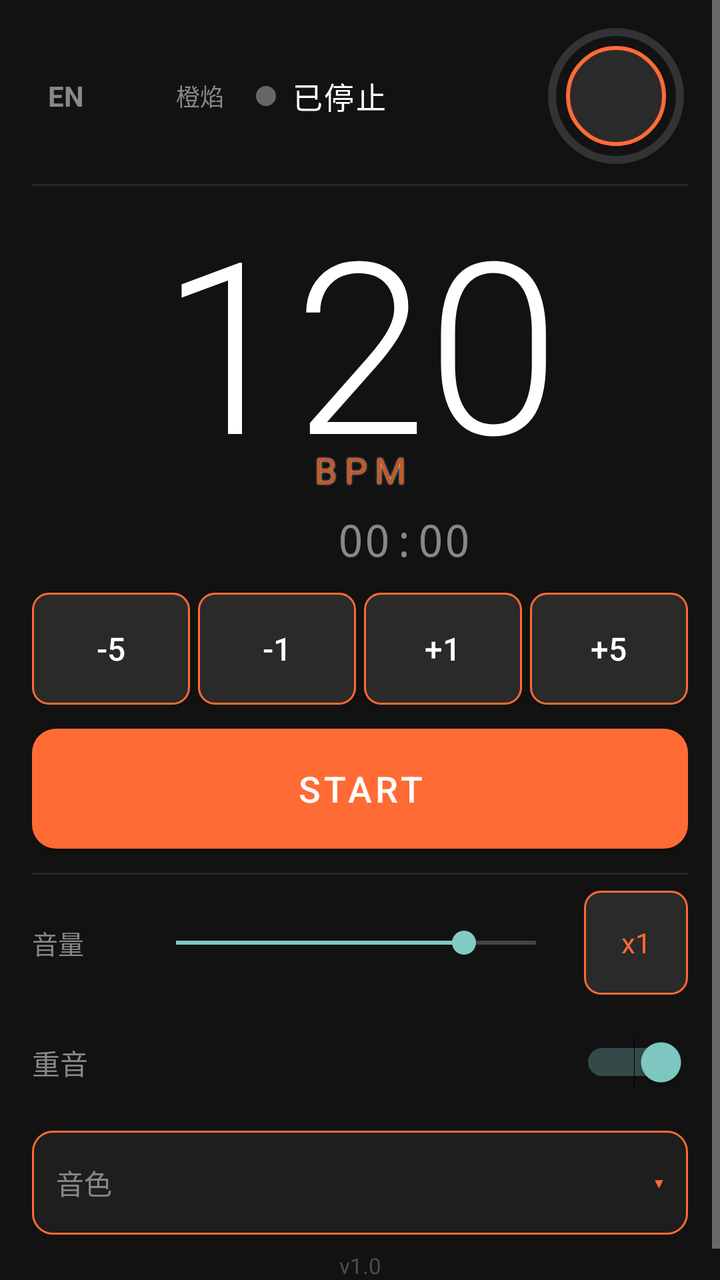
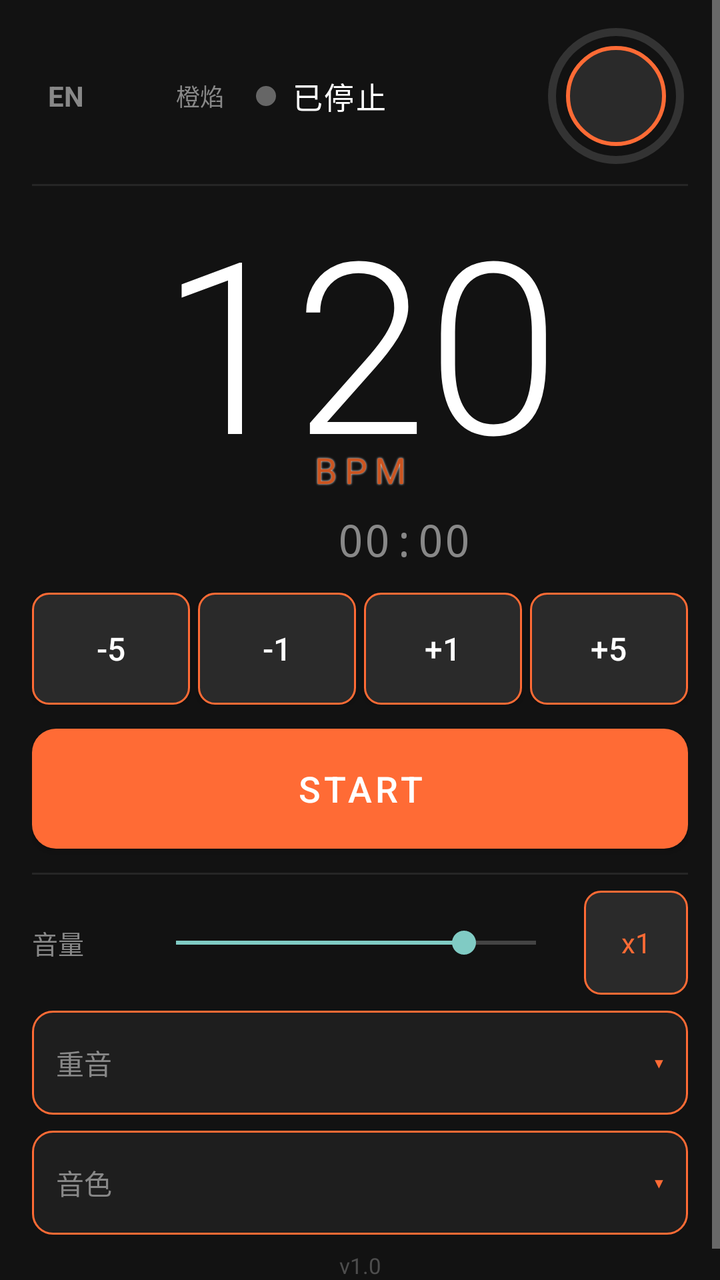

Screens rendered from an Android XML layout before and after an edit, with the pre-edit source and the edit as a unified diff.
<!-- AndroidManifest.xml: application theme Theme.RunBeatPro -->
<!-- res/layout/activity_main.xml -->
<?xml version="1.0" encoding="utf-8"?>
<ScrollView xmlns:android="http://schemas.android.com/apk/res/android"
    android:layout_width="match_parent"
    android:layout_height="match_parent"
    android:background="@color/background"
    android:fillViewport="true">

<LinearLayout
    android:layout_width="match_parent"
    android:layout_height="wrap_content"
    android:orientation="vertical"
    android:paddingHorizontal="16dp"
    android:paddingTop="12dp"
    android:paddingBottom="16dp">

    
    <LinearLayout
        android:id="@+id/layoutStatusBar"
        android:layout_width="match_parent"
        android:layout_height="wrap_content"
        android:orientation="horizontal"
        android:gravity="center_vertical"
        android:layout_marginBottom="8dp">

        <TextView
            android:id="@+id/btnLangToggle"
            android:layout_width="wrap_content"
            android:layout_height="wrap_content"
            android:padding="8dp"
            android:text="@string/lang_toggle"
            android:textColor="@color/textSecondary"
            android:textSize="14sp"
            android:textStyle="bold"
            android:background="?attr/selectableItemBackground"
            android:clickable="true"
            android:focusable="true"
            android:layout_marginEnd="8dp" />

        
        <LinearLayout
            android:id="@+id/layoutTheme"
            android:layout_width="wrap_content"
            android:layout_height="wrap_content"
            android:orientation="horizontal"
            android:gravity="center_vertical"
            android:clickable="true"
            android:focusable="true"
            android:background="?attr/selectableItemBackground"
            android:padding="4dp"
            android:layout_marginEnd="12dp">

            <View
                android:id="@+id/btnThemeColor"
                android:layout_width="20dp"
                android:layout_height="20dp"
                android:layout_marginEnd="6dp" />

            <TextView
                android:id="@+id/tvThemeName"
                android:layout_width="wrap_content"
                android:layout_height="wrap_content"
                android:text="橙焰"
                android:textColor="@color/textSecondary"
                android:textSize="12sp" />
        </LinearLayout>

        <View
            android:id="@+id/viewStatusDot"
            android:layout_width="10dp"
            android:layout_height="10dp"
            android:layout_marginEnd="8dp"
            android:background="@drawable/status_dot" />

        <TextView
            android:id="@+id/tvStatus"
            android:layout_width="0dp"
            android:layout_height="wrap_content"
            android:layout_weight="1"
            android:text="@string/status_stopped"
            android:textColor="@color/textPrimary"
            android:textSize="15sp"
            android:letterSpacing="0.05" />

        <FrameLayout
            android:layout_width="72dp"
            android:layout_height="72dp">

            <ProgressBar
                android:id="@+id/unlockProgress"
                style="?android:attr/progressBarStyleHorizontal"
                android:layout_width="match_parent"
                android:layout_height="match_parent"
                android:progressDrawable="@drawable/circular_progress"
                android:max="2000"
                android:progress="0"
                android:clickable="false"
                android:focusable="false" />

            <View
                android:layout_width="50dp"
                android:layout_height="50dp"
                android:layout_gravity="center"
                android:background="@drawable/btn_lock"
                android:clickable="false"
                android:focusable="false" />

            <Button
                android:id="@+id/btnLock"
                android:layout_width="match_parent"
                android:layout_height="match_parent"
                android:background="?attr/selectableItemBackgroundBorderless"
                android:contentDescription="Lock screen"
                android:text="" />

        </FrameLayout>

    </LinearLayout>

    <View
        android:layout_width="match_parent"
        android:layout_height="1dp"
        android:background="#262626"
        android:layout_marginBottom="8dp" />

    
    <FrameLayout
        android:layout_width="match_parent"
        android:layout_height="wrap_content"
        android:layout_marginBottom="4dp">

        <TextView
            android:id="@+id/tvBpm"
            android:layout_width="match_parent"
            android:layout_height="150dp"
            android:text="120"
            android:textColor="@color/textPrimary"
            android:textSize="120sp"
            android:fontFamily="sans-serif-light"
            android:gravity="center"
            android:maxLines="1"
            android:autoSizeTextType="uniform"
            android:autoSizeMinTextSize="64sp"
            android:autoSizeMaxTextSize="120sp"
            android:autoSizeStepGranularity="4sp"
            android:includeFontPadding="false" />

        <TextView
            android:id="@+id/tvBpmLabel"
            android:layout_width="match_parent"
            android:layout_height="wrap_content"
            android:text="@string/label_bpm"
            android:textColor="@color/colorPrimaryVariant"
            android:textSize="18sp"
            android:letterSpacing="0.2"
            android:gravity="center_horizontal"
            android:layout_gravity="bottom"
            android:layout_marginBottom="4dp"
            android:shadowColor="#FFFFFF"
            android:shadowRadius="2"
            android:shadowDx="0"
            android:shadowDy="0" />

    </FrameLayout>

    
    <LinearLayout
        android:layout_width="match_parent"
        android:layout_height="wrap_content"
        android:orientation="horizontal"
        android:gravity="center_vertical"
        android:layout_marginBottom="12dp">

        <Space
            android:layout_width="44dp"
            android:layout_height="wrap_content" />

        <TextView
            android:id="@+id/tvTimer"
            android:layout_width="0dp"
            android:layout_height="wrap_content"
            android:layout_weight="1"
            android:text="00:00"
            android:textColor="@color/textSecondary"
            android:textSize="22sp"
            android:fontFamily="monospace"
            android:gravity="center" />

        <TextView
            android:id="@+id/btnRestart"
            android:layout_width="44dp"
            android:layout_height="44dp"
            android:text="↻"
            android:textColor="@color/textSecondary"
            android:textSize="22sp"
            android:gravity="center"
            android:background="@drawable/btn_bpm_control"
            android:clickable="true"
            android:focusable="true"
            android:visibility="gone" />

    </LinearLayout>

    
    <LinearLayout
        android:id="@+id/layoutBpmControls"
        android:layout_width="match_parent"
        android:layout_height="wrap_content"
        android:orientation="horizontal"
        android:layout_marginBottom="12dp">

        <Button
            android:id="@+id/btnBpmMinus5"
            android:layout_width="0dp"
            android:layout_height="56dp"
            android:layout_weight="1"
            android:text="-5"
            android:textColor="@color/textPrimary"
            android:textSize="16sp"
            android:background="@drawable/btn_bpm_control"
            android:layout_marginEnd="4dp" />

        <Button
            android:id="@+id/btnBpmMinus1"
            android:layout_width="0dp"
            android:layout_height="56dp"
            android:layout_weight="1"
            android:text="-1"
            android:textColor="@color/textPrimary"
            android:textSize="16sp"
            android:background="@drawable/btn_bpm_control"
            android:layout_marginEnd="4dp" />

        <Button
            android:id="@+id/btnBpmPlus1"
            android:layout_width="0dp"
            android:layout_height="56dp"
            android:layout_weight="1"
            android:text="+1"
            android:textColor="@color/textPrimary"
            android:textSize="16sp"
            android:background="@drawable/btn_bpm_control"
            android:layout_marginEnd="4dp" />

        <Button
            android:id="@+id/btnBpmPlus5"
            android:layout_width="0dp"
            android:layout_height="56dp"
            android:layout_weight="1"
            android:text="+5"
            android:textColor="@color/textPrimary"
            android:textSize="16sp"
            android:background="@drawable/btn_bpm_control" />

    </LinearLayout>

    
    <Button
        android:id="@+id/btnStartPause"
        android:layout_width="match_parent"
        android:layout_height="60dp"
        android:text="START"
        android:textColor="@color/textPrimary"
        android:textSize="18sp"
        android:letterSpacing="0.1"
        android:background="@drawable/btn_start_pause"
        android:layout_marginBottom="12dp" />

    <View
        android:layout_width="match_parent"
        android:layout_height="1dp"
        android:background="#262626"
        android:layout_marginBottom="8dp" />

    
    <LinearLayout
        android:layout_width="match_parent"
        android:layout_height="wrap_content"
        android:orientation="horizontal"
        android:gravity="center_vertical"
        android:layout_marginBottom="8dp">

        <TextView
            android:id="@+id/tvTickVolumeLabel"
            android:layout_width="56dp"
            android:layout_height="wrap_content"
            android:text="@string/label_volume"
            android:textColor="@color/textSecondary"
            android:textSize="13sp" />

        <SeekBar
            android:id="@+id/seekTickVolume"
            android:layout_width="0dp"
            android:layout_height="wrap_content"
            android:layout_weight="1"
            android:max="100"
            android:progress="80"
            android:layout_marginEnd="8dp" />

        <TextView
            android:id="@+id/btnGain"
            android:layout_width="52dp"
            android:layout_height="52dp"
            android:text="x1"
            android:textColor="@color/accent"
            android:textSize="14sp"
            android:gravity="center"
            android:background="@drawable/btn_bpm_control_ripple"
            android:clickable="true"
            android:focusable="true" />

    </LinearLayout>

    
    <LinearLayout
        android:id="@+id/layoutParams"
        android:layout_width="match_parent"
        android:layout_height="52dp"
        android:orientation="horizontal"
        android:gravity="center_vertical"
        android:layout_marginBottom="8dp">

        <TextView
            android:id="@+id/tvAccentLabel"
            android:layout_width="0dp"
            android:layout_height="wrap_content"
            android:layout_weight="1"
            android:text="@string/label_accent"
            android:textColor="@color/textSecondary"
            android:textSize="14sp" />

        <Switch
            android:id="@+id/switchAccent"
            android:layout_width="wrap_content"
            android:layout_height="wrap_content"
            android:checked="true" />

    </LinearLayout>

    
    <LinearLayout
        android:id="@+id/layoutTimbre"
        android:layout_width="match_parent"
        android:layout_height="52dp"
        android:orientation="horizontal"
        android:gravity="center_vertical"
        android:background="@drawable/bg_selector_row"
        android:clickable="true"
        android:focusable="true"
        android:paddingHorizontal="12dp"
        android:layout_marginBottom="8dp">

        <TextView
            android:layout_width="wrap_content"
            android:layout_height="wrap_content"
            android:text="@string/label_timbre"
            android:textColor="@color/textSecondary"
            android:textSize="14sp"
            android:layout_marginEnd="8dp" />

        <Space
            android:layout_width="0dp"
            android:layout_height="wrap_content"
            android:layout_weight="1" />

        <TextView
            android:id="@+id/tvTimbreName"
            android:layout_width="wrap_content"
            android:layout_height="wrap_content"
            android:text=""
            android:textColor="@color/accent"
            android:textSize="14sp"
            android:textStyle="bold" />

        <TextView
            android:id="@+id/tvTimbreArrow"
            android:layout_width="wrap_content"
            android:layout_height="wrap_content"
            android:text="  ▾"
            android:textColor="@color/accent"
            android:textSize="14sp" />

    </LinearLayout>

    
    <TextView
        android:id="@+id/tvBuildInfo"
        android:layout_width="match_parent"
        android:layout_height="wrap_content"
        android:text="v1.0"
        android:textColor="@color/textSecondary"
        android:textSize="11sp"
        android:gravity="center"
        android:alpha="0.5" />

</LinearLayout>
</ScrollView>
<!-- resources referenced by this layout -->
<resources>
  <color name="accent">#FF6B35</color>
  <color name="background">#121212</color>
  <color name="colorPrimaryVariant">#CC5520</color>
  <color name="textPrimary">#FFFFFF</color>
  <color name="textSecondary">#888888</color>
  <!-- drawable bg_selector_row (drawable) -->
  <?xml version="1.0" encoding="utf-8"?>
  <ripple xmlns:android="http://schemas.android.com/apk/res/android"
      android:color="#44FF6B35">
      <item>
          <shape android:shape="rectangle">
              <solid android:color="#1E1E1E" />
              <corners android:radius="10dp" />
              <stroke android:width="1dp" android:color="#FF6B35" />
          </shape>
      </item>
  </ripple>
  <!-- drawable btn_bpm_control (drawable) -->
  <?xml version="1.0" encoding="utf-8"?>
  <shape xmlns:android="http://schemas.android.com/apk/res/android">
      <solid android:color="#2A2A2A" />
      <corners android:radius="8dp" />
      <stroke android:width="1dp" android:color="#FF6B35" />
  </shape>
  <!-- drawable btn_bpm_control_ripple (drawable) -->
  <?xml version="1.0" encoding="utf-8"?>
  <ripple xmlns:android="http://schemas.android.com/apk/res/android"
      android:color="#FF6B35">
      <item android:id="@android:id/mask">
          <shape>
              <solid android:color="#FFFFFF" />
              <corners android:radius="8dp" />
          </shape>
      </item>
      <item>
          <shape>
              <solid android:color="#2A2A2A" />
              <corners android:radius="8dp" />
              <stroke android:width="1dp" android:color="#FF6B35" />
          </shape>
      </item>
  </ripple>
  <!-- drawable btn_lock (drawable) -->
  <?xml version="1.0" encoding="utf-8"?>
  <shape xmlns:android="http://schemas.android.com/apk/res/android"
      android:shape="oval">
      <solid android:color="#2A2A2A" />
      <stroke android:width="2dp" android:color="#FF6B35" />
  </shape>
  <!-- drawable btn_start_pause (drawable) -->
  <?xml version="1.0" encoding="utf-8"?>
  <shape xmlns:android="http://schemas.android.com/apk/res/android">
      <solid android:color="#FF6B35" />
      <corners android:radius="12dp" />
  </shape>
  <!-- drawable circular_progress (drawable) -->
  <?xml version="1.0" encoding="utf-8"?>
  <layer-list xmlns:android="http://schemas.android.com/apk/res/android">
      <item android:id="@android:id/background">
          <shape android:shape="ring"
              android:innerRadius="30dp"
              android:thickness="4dp"
              android:useLevel="false">
              <solid android:color="#333333" />
          </shape>
      </item>
      <item android:id="@android:id/progress">
          <rotate android:fromDegrees="-90" android:toDegrees="270">
              <shape android:shape="ring"
                  android:innerRadius="30dp"
                  android:thickness="4dp"
                  android:useLevel="true">
                  <solid android:color="@color/colorPrimary" />
              </shape>
          </rotate>
      </item>
  </layer-list>
  <!-- drawable status_dot (drawable) -->
  <?xml version="1.0" encoding="utf-8"?>
  <shape xmlns:android="http://schemas.android.com/apk/res/android" android:shape="oval">
      <solid android:color="#666666" />
      <size android:width="12dp" android:height="12dp" />
  </shape>
  <string name="label_accent">重音</string>
  <string name="label_bpm">BPM</string>
  <string name="label_timbre">音色</string>
  <string name="label_volume">音量</string>
  <string name="lang_toggle">EN</string>
  <string name="status_stopped">已停止</string>
  <style name="Theme.RunBeatPro" parent="Theme.AppCompat.NoActionBar">
          <item name="colorPrimary">#FF6B35</item>
          <item name="android:windowBackground">@color/background</item>
          <item name="android:statusBarColor">#FF6B35</item>
      </style>
  <color name="colorPrimary">#FF6B35</color>
</resources>

<!-- the commit's change to res/layout/activity_main.xml (unified diff, before → after) -->
@@ -312,33 +312,7 @@
 
     
     <LinearLayout
-        android:id="@+id/layoutParams"
-        android:layout_width="match_parent"
-        android:layout_height="52dp"
-        android:orientation="horizontal"
-        android:gravity="center_vertical"
-        android:layout_marginBottom="8dp">
-
-        <TextView
-            android:id="@+id/tvAccentLabel"
-            android:layout_width="0dp"
-            android:layout_height="wrap_content"
-            android:layout_weight="1"
-            android:text="@string/label_accent"
-            android:textColor="@color/textSecondary"
-            android:textSize="14sp" />
-
-        <Switch
-            android:id="@+id/switchAccent"
-            android:layout_width="wrap_content"
-            android:layout_height="wrap_content"
-            android:checked="true" />
-
-    </LinearLayout>
-
-    
-    <LinearLayout
-        android:id="@+id/layoutTimbre"
+        android:id="@+id/layoutAccent"
         android:layout_width="match_parent"
         android:layout_height="52dp"
         android:orientation="horizontal"
@@ -352,6 +326,51 @@
         <TextView
             android:layout_width="wrap_content"
             android:layout_height="wrap_content"
+            android:text="@string/label_accent"
+            android:textColor="@color/textSecondary"
+            android:textSize="14sp"
+            android:layout_marginEnd="8dp" />
+
+        <Space
+            android:layout_width="0dp"
+            android:layout_height="wrap_content"
+            android:layout_weight="1" />
+
+        <TextView
+            android:id="@+id/tvAccentName"
+            android:layout_width="wrap_content"
+            android:layout_height="wrap_content"
+            android:text=""
+            android:textColor="@color/accent"
+            android:textSize="14sp"
+            android:textStyle="bold" />
+
+        <TextView
+            android:id="@+id/tvAccentArrow"
+            android:layout_width="wrap_content"
+            android:layout_height="wrap_content"
+            android:text="  ▾"
+            android:textColor="@color/accent"
+            android:textSize="14sp" />
+
+    </LinearLayout>
+
+    
+    <LinearLayout
+        android:id="@+id/layoutTimbre"
+        android:layout_width="match_parent"
+        android:layout_height="52dp"
+        android:orientation="horizontal"
+        android:gravity="center_vertical"
+        android:background="@drawable/bg_selector_row"
+        android:clickable="true"
+        android:focusable="true"
+        android:paddingHorizontal="12dp"
+        android:layout_marginBottom="8dp">
+
+        <TextView
+            android:layout_width="wrap_content"
+            android:layout_height="wrap_content"
             android:text="@string/label_timbre"
             android:textColor="@color/textSecondary"
             android:textSize="14sp"
